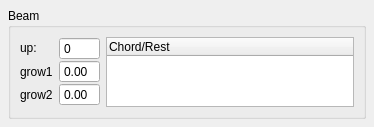
The window that mscore/mscore/beam.ui (musescore/musescore-old) describes before a commit, drawn with Qt 5.
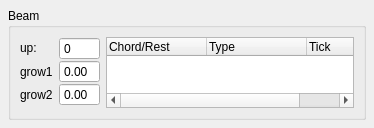
The same window after the commit.

```diff
--- a/mscore/mscore/beam.ui
+++ b/mscore/mscore/beam.ui
@@ -7,7 +7,7 @@
     <x>0</x>
     <y>0</y>
     <width>374</width>
-    <height>118</height>
+    <height>128</height>
    </rect>
   </property>
   <property name="windowTitle">
@@ -68,6 +68,16 @@
           <string>Chord/Rest</string>
          </property>
         </column>
+        <column>
+         <property name="text">
+          <string>Type</string>
+         </property>
+        </column>
+        <column>
+         <property name="text">
+          <string>Tick</string>
+         </property>
+        </column>
        </widget>
       </item>
       <item row="1" column="0">
```
